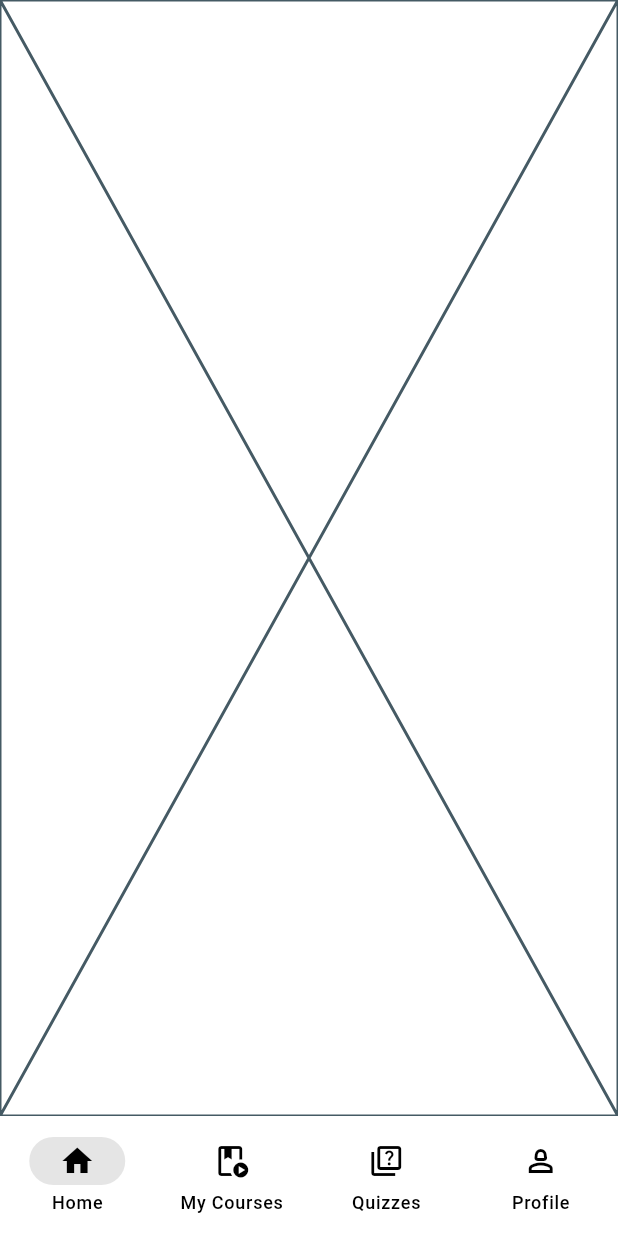
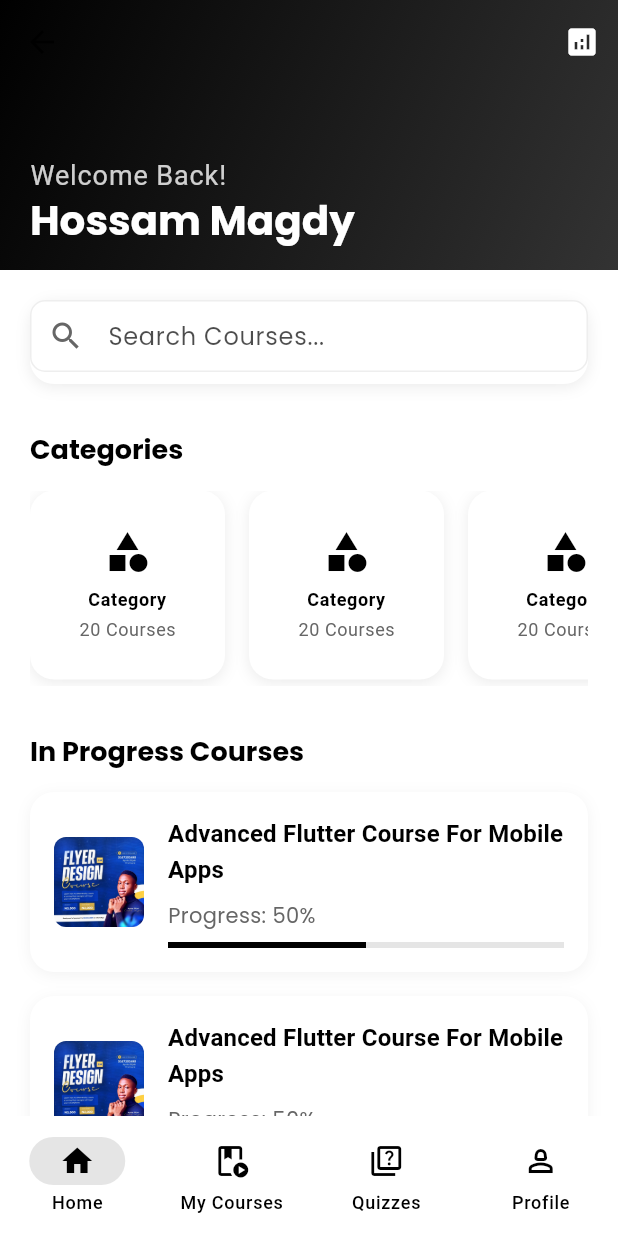
Before and after one commit to 77orus/Droosy-App, a Flutter app: the MainScreen screen opened by its route, on a phone screen of 412 x 824 dp. Run offline on Flutter 3.47's test engine with Material 3 defaults, Android fonts, the light colour scheme and no system bars; our stand-ins replace bloc, equatable, flutter_bloc, get, get_storage, google_fonts and 1 more; accounts and stored records are empty.

Commit message:
- finished home screen Ui

```diff
--- a/analysis_options.yaml
+++ b/analysis_options.yaml
@@ -23,6 +23,8 @@ linter:
   rules:
     # avoid_print: false  # Uncomment to disable the `avoid_print` rule
     # prefer_single_quotes: true  # Uncomment to enable the `prefer_single_quotes` rule
+    prefer_const_constructors: true  # Uncomment to disable the `prefer_const_constructors` rule
+    prefer_const_literals_to_create_immutables: true  # Uncomment to disable the `prefer_const_literals_to_create_immutables` rule
 
 # Additional information about this file can be found at
 # https://dart.dev/guides/language/analysis-options
--- a/lib/features/home/ui/screens/default_home_screen.dart
+++ b/lib/features/home/ui/screens/default_home_screen.dart
@@ -1,3 +1,8 @@
+import 'package:droosy_app/features/home/ui/widgets/categories_section.dart';
+import 'package:droosy_app/features/home/ui/widgets/home_app_bar.dart';
+import 'package:droosy_app/features/home/ui/widgets/home_search_bar_widget.dart';
+import 'package:droosy_app/features/home/ui/widgets/in_progress_course_section.dart';
+import 'package:droosy_app/features/home/ui/widgets/recommended_section.dart';
 import 'package:flutter/material.dart';
 
 class DefaultHomeScreen extends StatelessWidget {
@@ -5,6 +10,33 @@ class DefaultHomeScreen extends StatelessWidget {
 
   @override
   Widget build(BuildContext context) {
-    return const Placeholder();
+    return CustomScrollView(
+      physics: const BouncingScrollPhysics(),
+      slivers: [
+        const HomeAppBar(),
+        SliverPadding(
+          padding: const EdgeInsets.all(20),
+          sliver: SliverList(
+            delegate: SliverChildListDelegate([
+              const HomeSearchBarWidget(),
+              const SizedBox(height: 32),
+              const CategoriesSection(),
+              const SizedBox(height: 32),
+              const InProgressCoursesSection(),
+              const RecommendedSection(),
+            ]),
+          ),
+        ),
+      ],
+    );
   }
 }
+
+// final inProgressCoursess =
+//     DummyData.courses
+//         .where(
+//           (course) =>
+//               course.lessons.any((lesson) => lesson.isCompleted) &&
+//               !course.lesson.every((lesson) => lesson.isCompleted),
+//         )
+//         .toList();
--- /dev/null
+++ b/lib/features/home/ui/widgets/categories_section.dart
@@ -0,0 +1,94 @@
+import 'package:droosy_app/core/themes/app_colors.dart';
+import 'package:flutter/material.dart';
+
+class CategoriesSection extends StatelessWidget {
+  const CategoriesSection({super.key});
+
+  @override
+  Widget build(BuildContext context) {
+    final theme = Theme.of(context);
+    return Column(
+      crossAxisAlignment: CrossAxisAlignment.start,
+      children: [
+        Text(
+          "Categories",
+          style: theme.textTheme.titleLarge?.copyWith(
+            fontWeight: FontWeight.bold,
+            color: AppColors.primary,
+          ),
+        ),
+        const SizedBox(height: 16),
+        SizedBox(
+          height: 130,
+          child: ListView.builder(
+            scrollDirection: Axis.horizontal,
+            itemCount: 5,
+            itemBuilder: (context, index) => _buildCategoryItem(theme: theme),
+          ),
+        ),
+      ],
+    );
+  }
+}
+
+class _buildCategoryItem extends StatelessWidget {
+  const _buildCategoryItem({super.key, required this.theme});
+
+  final ThemeData theme;
+
+  @override
+  Widget build(BuildContext context) {
+    return Container(
+      margin: const EdgeInsets.only(right: 16, bottom: 4),
+      width: 130,
+      decoration: BoxDecoration(
+        color: AppColors.accent,
+        borderRadius: BorderRadius.circular(16),
+        boxShadow: [
+          BoxShadow(
+            color: AppColors.primary.withOpacity(0.08),
+            blurRadius: 8,
+            offset: const Offset(0, 2),
+          ),
+        ],
+      ),
+      child: Material(
+        color: Colors.transparent,
+        child: InkWell(
+          onTap: () {
+            // TODO: Handle category tap
+          },
+          borderRadius: BorderRadius.circular(16),
+          child: Padding(
+            padding: const EdgeInsets.all(16),
+            child: Column(
+              mainAxisAlignment: MainAxisAlignment.center,
+              children: [
+                const Icon(Icons.category, size: 32, color: AppColors.primary),
+                const SizedBox(height: 8),
+                Text(
+                  "Category",
+                  style: theme.textTheme.bodySmall?.copyWith(
+                    fontWeight: FontWeight.bold,
+
+                    color: AppColors.primary,
+                  ),
+                  textAlign: TextAlign.center,
+                  maxLines: 2,
+                  overflow: TextOverflow.ellipsis,
+                ),
+                const SizedBox(height: 4),
+                Text(
+                  "20 Courses",
+                  style: theme.textTheme.bodySmall?.copyWith(
+                    color: AppColors.secondary,
+                  ),
+                ),
+              ],
+            ),
+          ),
+        ),
+      ),
+    );
+  }
+}
--- /dev/null
+++ b/lib/features/home/ui/widgets/home_search_bar_widget.dart
@@ -0,0 +1,41 @@
+import 'package:droosy_app/core/themes/app_colors.dart';
+import 'package:flutter/material.dart';
+
+class HomeSearchBarWidget extends StatelessWidget {
+  const HomeSearchBarWidget({super.key});
+
+  @override
+  Widget build(BuildContext context) {
+    return Container(
+      height: 56,
+      decoration: BoxDecoration(
+        color: AppColors.accent,
+        borderRadius: BorderRadius.circular(16),
+        boxShadow: [
+          BoxShadow(
+            color: AppColors.primary.withOpacity(0.08),
+            blurRadius: 8,
+            offset: const Offset(0, 2),
+          ),
+        ],
+      ),
+      child: Material(
+        color: Colors.transparent,
+        child: TextField(
+          decoration: InputDecoration(
+            hintText: "Search Courses...",
+            hintStyle: TextStyle(color: AppColors.primary.withOpacity(0.7)),
+            prefixIcon: Icon(Icons.search, color: AppColors.secondary),
+            border: OutlineInputBorder(
+              borderRadius: BorderRadius.circular(16),
+              borderSide: BorderSide.none,
+            ),
+            filled: true,
+            fillColor: AppColors.accent,
+            contentPadding: const EdgeInsets.symmetric(horizontal: 20),
+          ),
+        ),
+      ),
+    );
+  }
+}
--- /dev/null
+++ b/lib/features/home/ui/widgets/in_progress_course_section.dart
@@ -0,0 +1,118 @@
+import 'package:droosy_app/core/themes/app_colors.dart';
+import 'package:flutter/material.dart';
+
+class InProgressCoursesSection extends StatelessWidget {
+  const InProgressCoursesSection({super.key});
+
+  @override
+  Widget build(BuildContext context) {
+    return Column(
+      crossAxisAlignment: CrossAxisAlignment.start,
+      children: [
+        Text(
+          "In Progress Courses",
+          style: Theme.of(context).textTheme.titleLarge?.copyWith(
+            fontWeight: FontWeight.bold,
+            color: AppColors.primary,
+          ),
+        ),
+        const SizedBox(height: 16),
+        ListView.builder(
+          shrinkWrap: true,
+          scrollDirection: Axis.vertical,
+          padding: EdgeInsets.zero,
+          physics: const NeverScrollableScrollPhysics(),
+          itemCount: 3,
+          itemBuilder: (context, index) => const _inProgressCourseCard(),
+        ),
+      ],
+    );
+  }
+}
+
+class _inProgressCourseCard extends StatelessWidget {
+  const _inProgressCourseCard({super.key});
+
+  @override
+  Widget build(BuildContext context) {
+    return Padding(
+      padding: const EdgeInsets.only(bottom: 16),
+      child: Container(
+        decoration: BoxDecoration(
+          color: AppColors.accent,
+          borderRadius: BorderRadius.circular(16),
+          boxShadow: [
+            BoxShadow(
+              color: AppColors.primary.withOpacity(0.05),
+              blurRadius: 8,
+              offset: const Offset(0, 2),
+            ),
+          ],
+        ),
+        child: Material(
+          color: Colors.transparent,
+          child: InkWell(
+            borderRadius: BorderRadius.circular(16),
+            onTap: () {
+              // TODO: Handle in progress course tap
+            },
+            child: Padding(
+              padding: const EdgeInsets.all(16.0),
+              child: Row(
+                children: [
+                  Container(
+                    width: 60,
+                    height: 60,
+                    decoration: BoxDecoration(
+                      borderRadius: BorderRadius.circular(8),
+                    ),
+                    child: ClipRRect(
+                      borderRadius: BorderRadius.circular(8),
+                      //! Change it to CachedNetworkImage in future...
+                      child: Image.asset(
+                        "assets/images/course.jpeg",
+                        fit: BoxFit.cover,
+                      ),
+                    ),
+                  ),
+                  const SizedBox(width: 16),
+                  Expanded(
+                    child: Column(
+                      mainAxisAlignment: MainAxisAlignment.center,
+                      crossAxisAlignment: CrossAxisAlignment.start,
+                      children: [
+                        Text(
+                          "Advanced Flutter Course For Mobile Apps",
+                          style: Theme.of(
+                            context,
+                          ).textTheme.titleMedium?.copyWith(
+                            fontWeight: FontWeight.bold,
+                            color: AppColors.primary,
+                          ),
+                        ),
+                        const SizedBox(height: 8),
+                        Text(
+                          "Progress: 50%",
+                          style: Theme.of(context).textTheme.bodyMedium
+                              ?.copyWith(color: AppColors.secondary),
+                        ),
+                        const SizedBox(height: 8),
+                        LinearProgressIndicator(
+                          value: 0.5,
+                          backgroundColor: AppColors.primary.withOpacity(0.1),
+                          valueColor: const AlwaysStoppedAnimation<Color>(
+                            AppColors.primary,
+                          ),
+                        ),
+                      ],
+                    ),
+                  ),
+                ],
+              ),
+            ),
+          ),
+        ),
+      ),
+    );
+  }
+}
--- a/lib/features/on_boarding/ui/widgets/on_boarding_page_widget.dart
+++ b/lib/features/on_boarding/ui/widgets/on_boarding_page_widget.dart
@@ -1,4 +1,3 @@
-import 'package:droosy_app/core/routing/app_routes.dart';
 import 'package:droosy_app/core/themes/app_colors.dart';
 import 'package:droosy_app/features/on_boarding/models/on_boarding_model.dart';
 import 'package:flutter/material.dart';
```
Also changed, not shown: lib/features/home/ui/widgets/home_app_bar.dart (added, +54 -0 lines), lib/features/home/ui/widgets/recommended_courses_card.dart (added, +124 -0 lines), lib/features/home/ui/widgets/recommended_section.dart (added, +44 -0 lines), assets/images/course.jpeg (added), lib/features/home/data/models/category_model.dart (renamed from lib/features/courses/data/models/category_model.dart).
